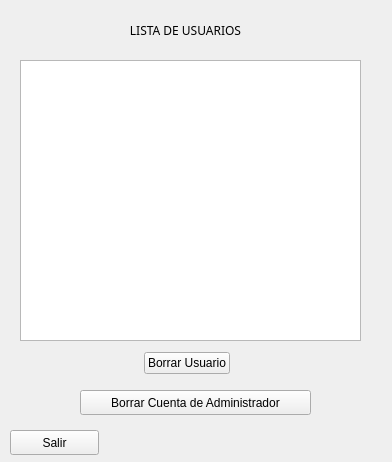
The window that usuarios_admin.ui (HailNicole/App_Finanzas) describes before a commit, drawn with Qt 5.
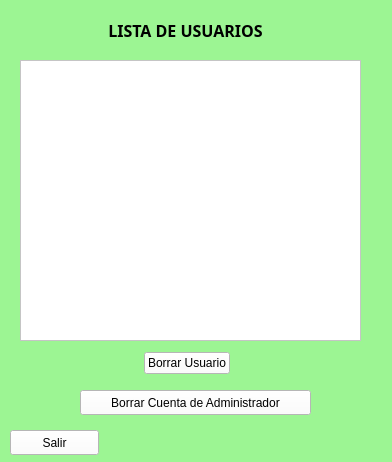
The same window after the commit.

What changed in the file:
```diff
--- a/usuarios_admin.ui
+++ b/usuarios_admin.ui
@@ -13,6 +13,9 @@
   <property name="windowTitle">
    <string>Form</string>
   </property>
+  <property name="styleSheet">
+   <string notr="true">background-color: rgb(156, 245, 147);</string>
+  </property>
   <widget class="QTableWidget" name="tblAdmin">
    <property name="geometry">
     <rect>
@@ -22,6 +25,9 @@
      <height>281</height>
     </rect>
    </property>
+   <property name="styleSheet">
+    <string notr="true">background-color: rgb(255, 255, 255);</string>
+   </property>
    <property name="editTriggers">
     <set>QAbstractItemView::NoEditTriggers</set>
    </property>
@@ -41,7 +47,8 @@
    <property name="font">
     <font>
      <family>Arial Black</family>
-     <bold>false</bold>
+     <pointsize>12</pointsize>
+     <bold>true</bold>
     </font>
    </property>
    <property name="text">
@@ -79,6 +86,9 @@
     </item>
     <item>
      <widget class="QPushButton" name="btn_borrarUser">
+      <property name="styleSheet">
+       <string notr="true">background-color: rgb(255, 255, 255);</string>
+      </property>
       <property name="text">
        <string>Borrar Usuario</string>
       </property>
@@ -108,6 +118,9 @@
      <height>25</height>
     </rect>
    </property>
+   <property name="styleSheet">
+    <string notr="true">background-color: rgb(255, 255, 255);</string>
+   </property>
    <property name="text">
     <string>Borrar Cuenta de Administrador</string>
    </property>
@@ -121,6 +134,9 @@
      <height>25</height>
     </rect>
    </property>
+   <property name="styleSheet">
+    <string notr="true">background-color: rgb(255, 255, 255);</string>
+   </property>
    <property name="text">
     <string>Salir</string>
    </property>
```
